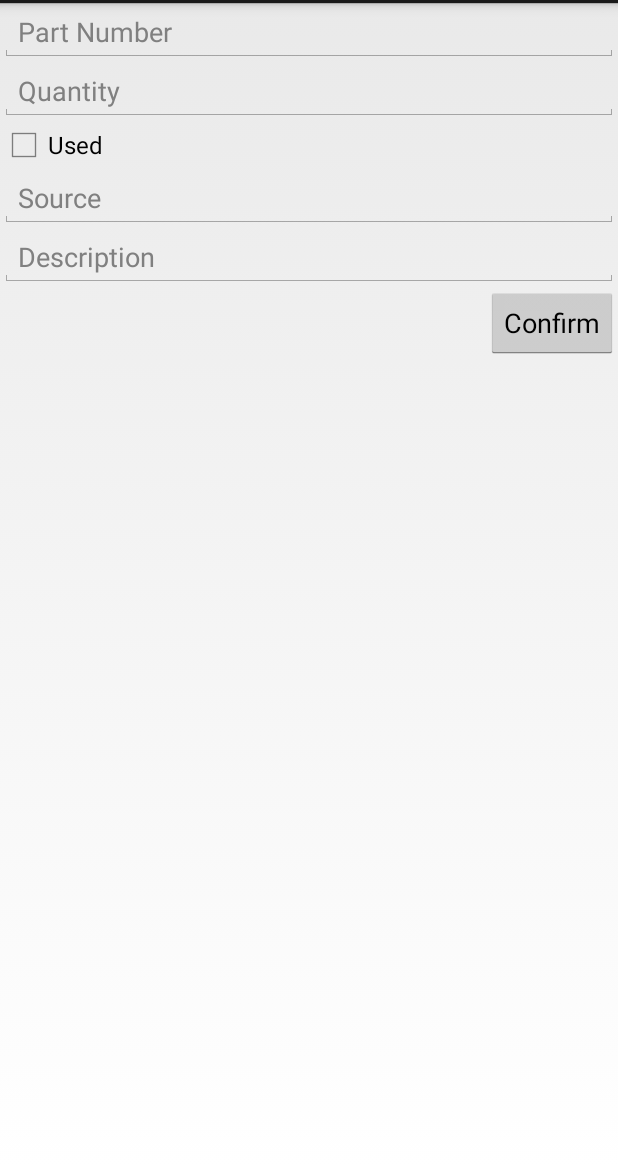
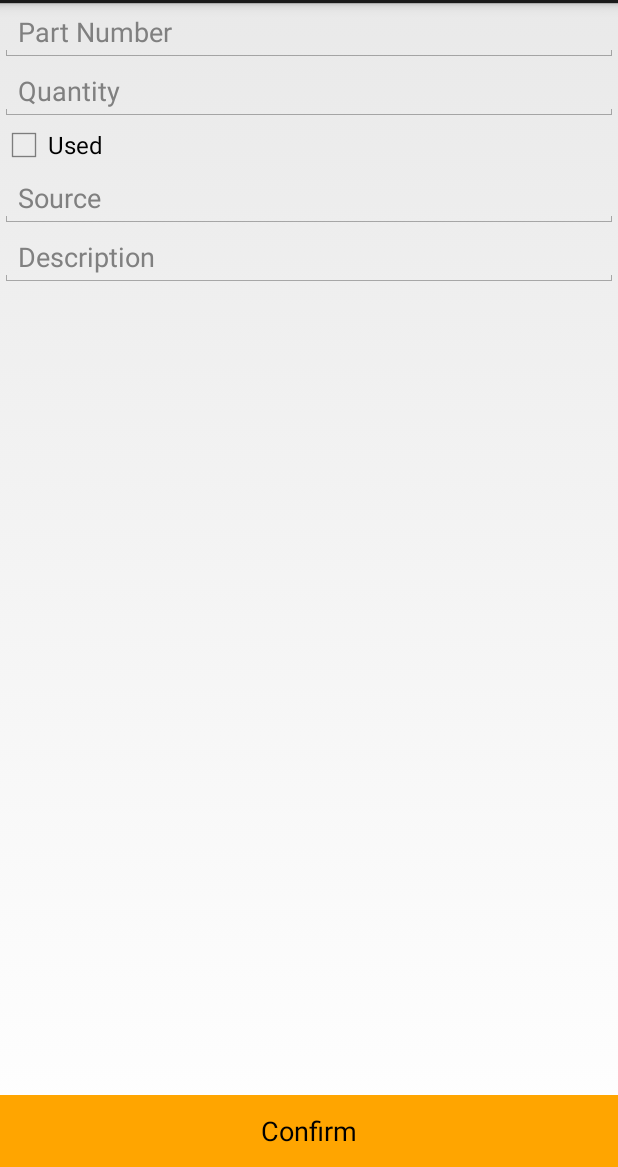
Before and after one commit to emerssso/SRBase, an Android app: the EditPartActivity screen opened directly, with no data from a screen before it, on a phone screen of 412 x 824 dp, the part 69-1236 px from its top. Run offline under Robolectric (Android 15) with nearby library versions, the phone set to English and light mode, and no system bars; 1 statement that could not run was skipped.

Commit message:
Update edit parts view to new style

```diff
--- a/app/src/main/res/layout/edit_part_activity.xml
+++ b/app/src/main/res/layout/edit_part_activity.xml
@@ -5,11 +5,21 @@
     android:layout_height="match_parent"
     android:orientation="vertical" >
 
+    <ScrollView
+        android:layout_width="match_parent"
+        android:layout_height="wrap_content"
+        android:layout_alignParentTop="true"
+        android:layout_above="@+id/part_confirm">
+
+        <LinearLayout
+            android:layout_width="match_parent"
+            android:layout_height="wrap_content"
+            android:orientation="vertical">
+
             <EditText
                 android:id="@+id/part_number"
                 android:layout_width="match_parent"
                 android:layout_height="wrap_content"
-        android:layout_alignParentTop="true"
                 android:ems="10"
                 android:hint="@string/part_number"
                 tools:ignore="TextFields"
@@ -25,7 +35,6 @@
                 android:id="@+id/part_quantity"
                 android:layout_width="match_parent"
                 android:layout_height="wrap_content"
-        android:layout_below="@+id/part_number"
                 android:ems="10"
                 android:hint="@string/quantity"
                 android:inputType="number"
@@ -38,15 +47,12 @@
                 android:id="@+id/part_used"
                 android:layout_width="wrap_content"
                 android:layout_height="wrap_content"
-        android:layout_below="@+id/part_quantity"
-        android:layout_alignParentLeft="true"
                 android:text="@string/used" />
 
             <EditText
                 android:id="@+id/part_source"
                 android:layout_width="match_parent"
                 android:layout_height="wrap_content"
-        android:layout_below="@+id/part_used"
                 android:ems="10"
                 android:hint="@string/source"
                 android:maxLines="1"
@@ -58,17 +64,21 @@
                 android:id="@+id/part_description"
                 android:layout_width="match_parent"
                 android:layout_height="wrap_content"
-        android:layout_below="@+id/part_source"
                 android:ems="10"
                 android:hint="@string/description"
                 android:inputType="textMultiLine" />
 
+        </LinearLayout>
+
+        </ScrollView>
+
     <Button
         android:id="@+id/part_confirm"
-        android:layout_width="wrap_content"
+        android:layout_width="match_parent"
         android:layout_height="wrap_content"
-        android:layout_alignParentRight="true"
-        android:layout_below="@+id/part_description"
+        android:layout_alignParentBottom="true"
+        style="?android:attr/buttonBarButtonStyle"
+        android:background="@color/sr_base_orange"
         android:text="@string/confirm" />
 
 </RelativeLayout>
```
Lines whose indentation alone changed are shown as unchanged.
